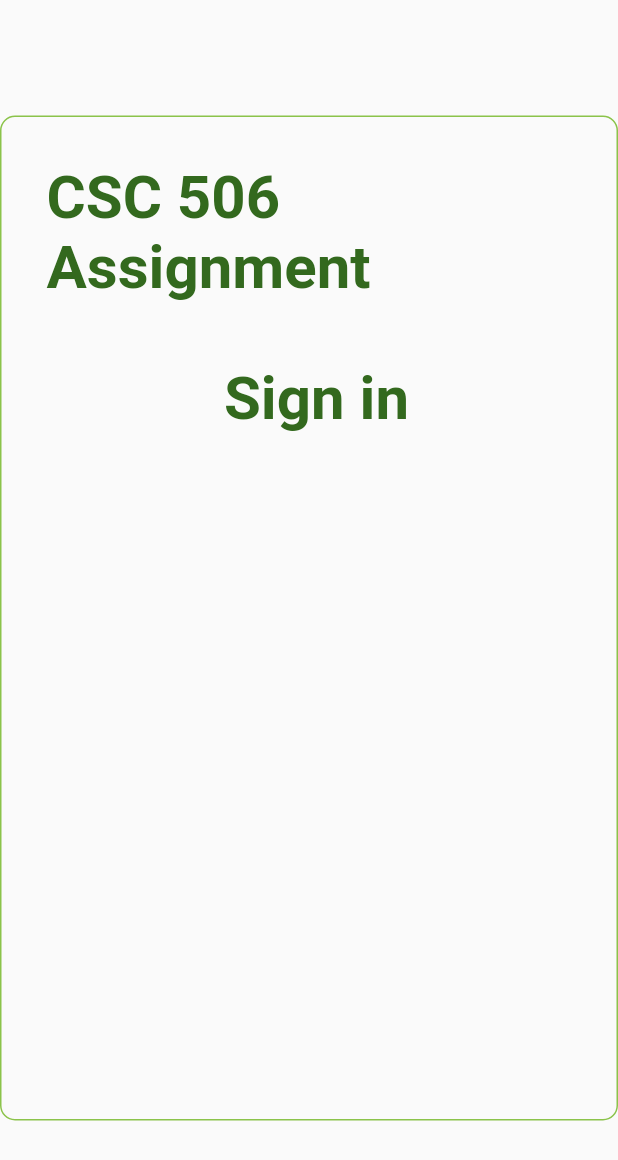
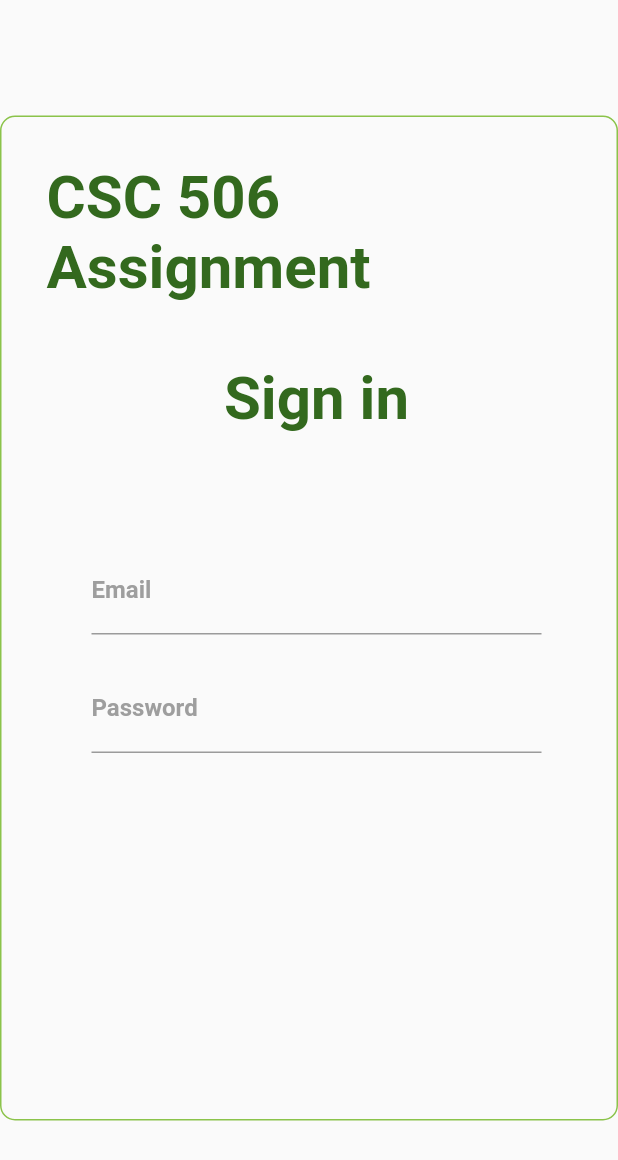
Before and after one commit to HauwaInuwa/CSC-506, a Flutter app: the screen it shows after launch, on a phone screen of 412 x 824 dp. Shown: the top 1160 px of the screen. Run offline on Flutter 3.47's test engine with Material 2 defaults, Android fonts, the phone set to English and light mode, and no system bars; Roboto replaces fonts that are missing (Montserrat).

Commit message:
Added Email and Password Field

```diff
--- a/lib/main.dart
+++ b/lib/main.dart
@@ -54,6 +54,39 @@ class _MyHomePageState extends State<MyHomePage> {
                               fontWeight: FontWeight.bold,
                               color: Colors.lightGreen[900]))),
                 ),
+                Padding(
+                  padding: const EdgeInsets.all(10.0),
+                  child: Container(
+                      padding:
+                          EdgeInsets.only(top: 55.0, left: 50.0, right: 40.0),
+                      child: Center(
+                          child: Column(children: <Widget>[
+                        TextField(
+                            decoration: InputDecoration(
+                                labelText: 'Email',
+                                labelStyle: TextStyle(
+                                    fontFamily: 'Montserrat',
+                                    fontWeight: FontWeight.bold,
+                                    color: Colors.grey),
+                                focusedBorder: UnderlineInputBorder(
+                                    borderSide:
+                                        BorderSide(color: Colors.lightGreen)))),
+                        SizedBox(
+                          height: 20,
+                        ),
+                        TextField(
+                          decoration: InputDecoration(
+                              labelText: 'Password',
+                              labelStyle: TextStyle(
+                                  fontFamily: 'Montserrat',
+                                  fontWeight: FontWeight.bold,
+                                  color: Colors.grey),
+                              focusedBorder: UnderlineInputBorder(
+                                  borderSide:
+                                      BorderSide(color: Colors.lightGreen))),
+                        ),
+                      ]))),
+                ),
               ]),
         )));
   }
```
